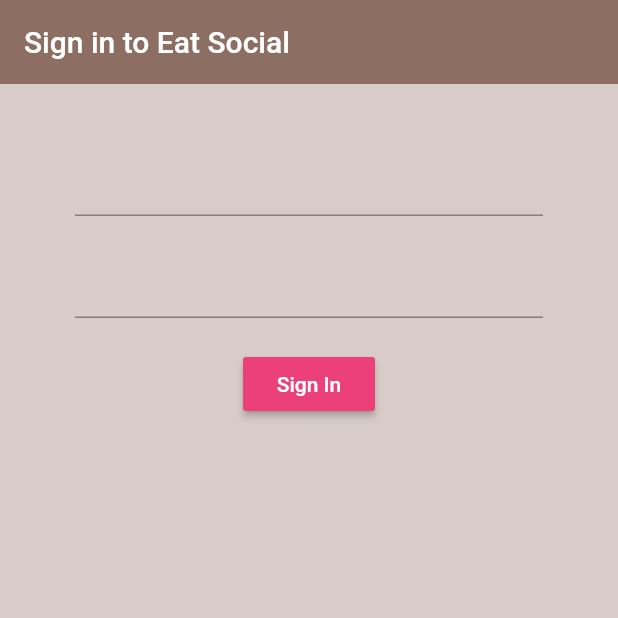
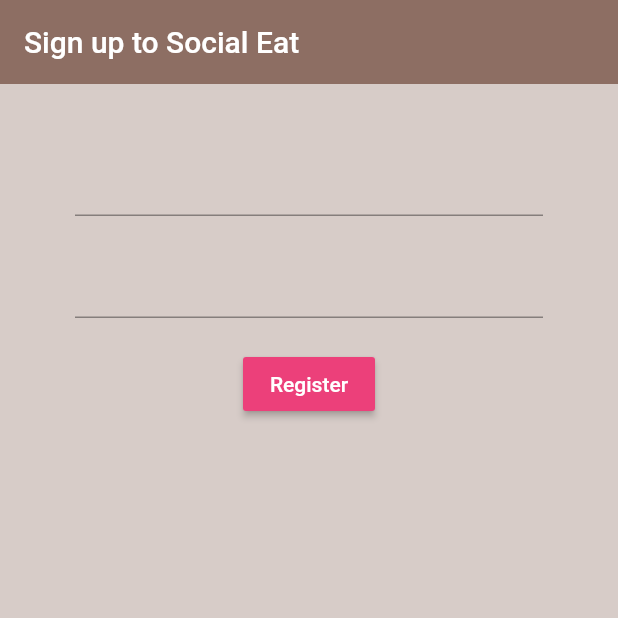
Before and after one commit to CalmExperts/EatSocial, a Flutter app: the screen it shows after launch, on a phone screen of 412 x 824 dp, the top half of it. Run offline on Flutter 3.47's test engine with Material 2 defaults, Android fonts, the phone set to English and light mode, and no system bars; our stand-ins replace firebase_auth; accounts and stored records are empty.

Commit message:
sign in and register form done

```diff
--- a/eat_social_flutter/lib/screens/authenticate/authenticate.dart
+++ b/eat_social_flutter/lib/screens/authenticate/authenticate.dart
@@ -1,5 +1,6 @@
 import 'package:eat_social_flutter/screens/authenticate/sign_in.dart';
 import 'package:flutter/material.dart';
+import 'register.dart';
 
 class Authenticate extends StatefulWidget {
   @override
@@ -10,7 +11,7 @@ class _AuthenticateState extends State<Authenticate> {
   @override
   Widget build(BuildContext context) {
     return Container(
-      child: SignIn(),
+      child: Register(),
     );
   }
 }
--- a/eat_social_flutter/lib/screens/authenticate/register.dart
+++ b/eat_social_flutter/lib/screens/authenticate/register.dart
@@ -0,0 +1,60 @@
+import 'package:eat_social_flutter/services/auth.dart';
+import 'package:flutter/material.dart';
+
+class Register extends StatefulWidget {
+  @override
+  _RegisterState createState() => _RegisterState();
+}
+
+class _RegisterState extends State<Register> {
+  final AuthService _auth = AuthService();
+
+  // text field state
+  String email = '';
+  String password = '';
+
+  @override
+  Widget build(BuildContext context) {
+    return Scaffold(
+      backgroundColor: Colors.brown[100],
+      appBar: AppBar(
+        backgroundColor: Colors.brown[400],
+        elevation: 0.0,
+        title: Text('Sign up to Social Eat'),
+      ),
+      body: Container(
+        padding: EdgeInsets.symmetric(vertical: 20.0, horizontal: 50.0),
+        child: Form(
+          child: Column(
+            children: <Widget>[
+              SizedBox(height: 20.0),
+              TextFormField(
+                onChanged: (val) {
+                  setState(() => email = val);
+                },
+              ),
+              SizedBox(height: 20.0),
+              TextFormField(
+                obscureText: true,
+                onChanged: (val) {
+                  setState(() => password = val);
+                },
+              ),
+              SizedBox(height: 20.0),
+              RaisedButton(
+                  color: Colors.pink[400],
+                  child: Text(
+                    'Register',
+                    style: TextStyle(color: Colors.white),
+                  ),
+                  onPressed: () async {
+                    print(email);
+                    print(password);
+                  }),
+            ],
+          ),
+        ),
+      ),
+    );
+  }
+}
```
